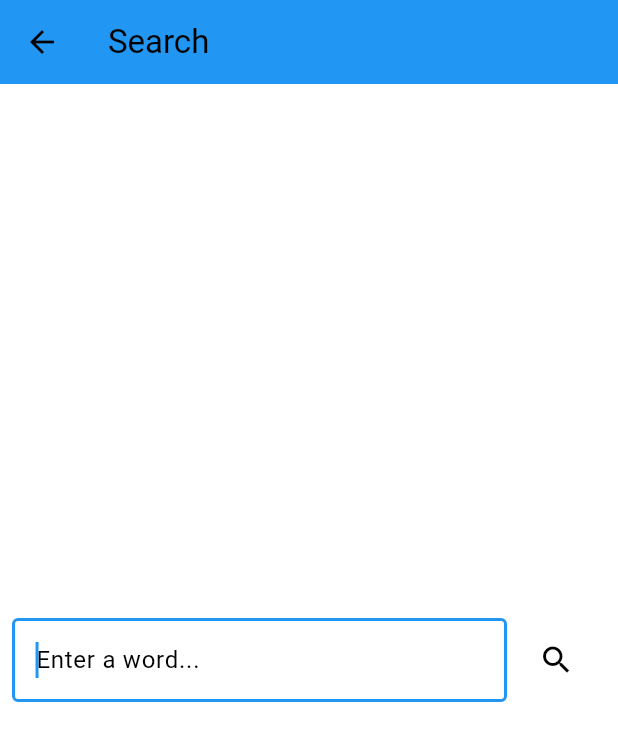
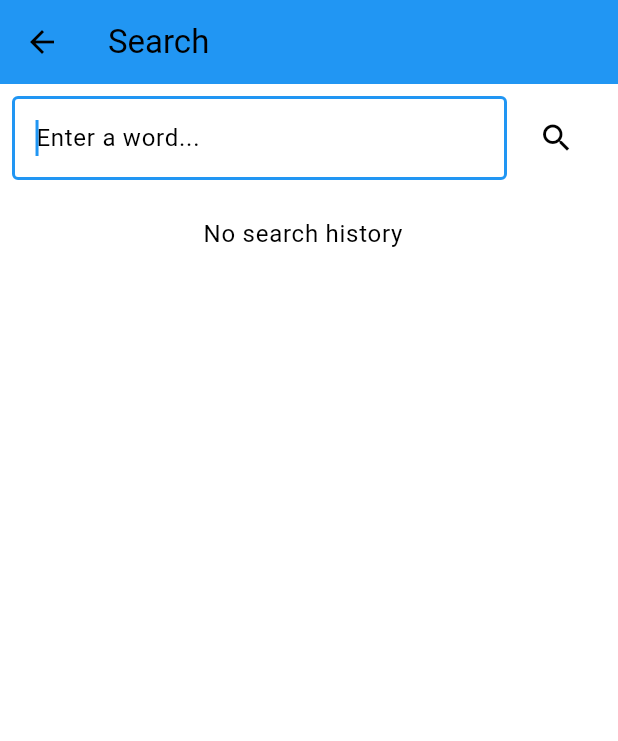
Before and after one commit to hodgeswt/Wiktionary, a Flutter app: the SearchView screen opened directly, after a tap on the "search" icon, on a phone screen of 412 x 824 dp. Shown: the top 741 px of the screen. Run offline on Flutter 3.47's test engine with Material 2 defaults, Android fonts, the light colour scheme and no system bars; our stand-ins replace dio, flutter_colorpicker, shared_preferences; accounts and stored records are empty.

Commit message:
Add history to search view

```diff
--- a/lib/views/search_view.dart
+++ b/lib/views/search_view.dart
@@ -2,6 +2,7 @@ import 'package:flutter/material.dart';
 import 'package:wiktionary/constants/numbers.dart';
 import 'package:wiktionary/constants/strings.dart';
 import 'package:wiktionary/views/results_view.dart';
+import 'package:wiktionary/widgets/history_list.dart';
 
 class SearchView extends StatefulWidget {
   const SearchView({super.key, required this.title});
@@ -38,6 +39,8 @@ class _SearchViewState extends State<SearchView> {
       return;
     }
 
+    setState(() {});
+
     Navigator.push(
       context,
       MaterialPageRoute(
@@ -67,7 +70,19 @@ class _SearchViewState extends State<SearchView> {
             horizontal: Numbers.defaultHorizontalPadding,
             vertical: Numbers.defaultVerticalPadding,
           ),
-          child: Row(
+          child: Column(
+            children: <Widget>[
+              _buildSearchField(),
+              Expanded(child: HistoryList.getHistoryList(preventScroll: true)),
+            ],
+          ),
+        ),
+      ),
+    );
+  }
+
+  Widget _buildSearchField() {
+    return Row(
       mainAxisAlignment: MainAxisAlignment.spaceEvenly,
       children: <Widget>[
         Expanded(
@@ -90,9 +105,6 @@ class _SearchViewState extends State<SearchView> {
           ),
         )
       ],
-          ),
-        ),
-      ),
     );
   }
 }
--- a/lib/widgets/history_list.dart
+++ b/lib/widgets/history_list.dart
@@ -7,15 +7,16 @@ import 'package:wiktionary/views/results_view.dart';
 class HistoryList {
   HistoryList._();
 
-  static Widget getHistoryList() {
-    Future<SharedPreferences?> _futurePrefs = SharedPreferences.getInstance();
+  static Widget getHistoryList({bool preventScroll = false}) {
+    Future<SharedPreferences?> futurePrefs = SharedPreferences.getInstance();
     return FutureBuilder<SharedPreferences?>(
-      future: _futurePrefs,
+      future: futurePrefs,
       builder: (context, snapshot) {
         if (snapshot.hasData) {
           return _buildHistoryList(
             snapshot.data!.getStringList("searchHistory") ??
                 [Strings.emptyHistory],
+            preventScroll,
           );
         } else if (snapshot.hasError) {
           return Text('${snapshot.error}');
@@ -25,7 +26,7 @@ class HistoryList {
     );
   }
 
-  static Widget _buildHistoryList(List<String> history) {
+  static Widget _buildHistoryList(List<String> history, bool preventScroll) {
     history = history.reversed.toList();
 
     return ListView.separated(
@@ -33,6 +34,7 @@ class HistoryList {
         horizontal: Numbers.defaultHorizontalPadding,
         vertical: Numbers.defaultVerticalPadding,
       ),
+      physics: preventScroll ? const NeverScrollableScrollPhysics() : null,
       itemCount: history.length,
       itemBuilder: (BuildContext context, int index) {
         return ListTile(
```
Lines whose indentation alone changed are shown as unchanged.
